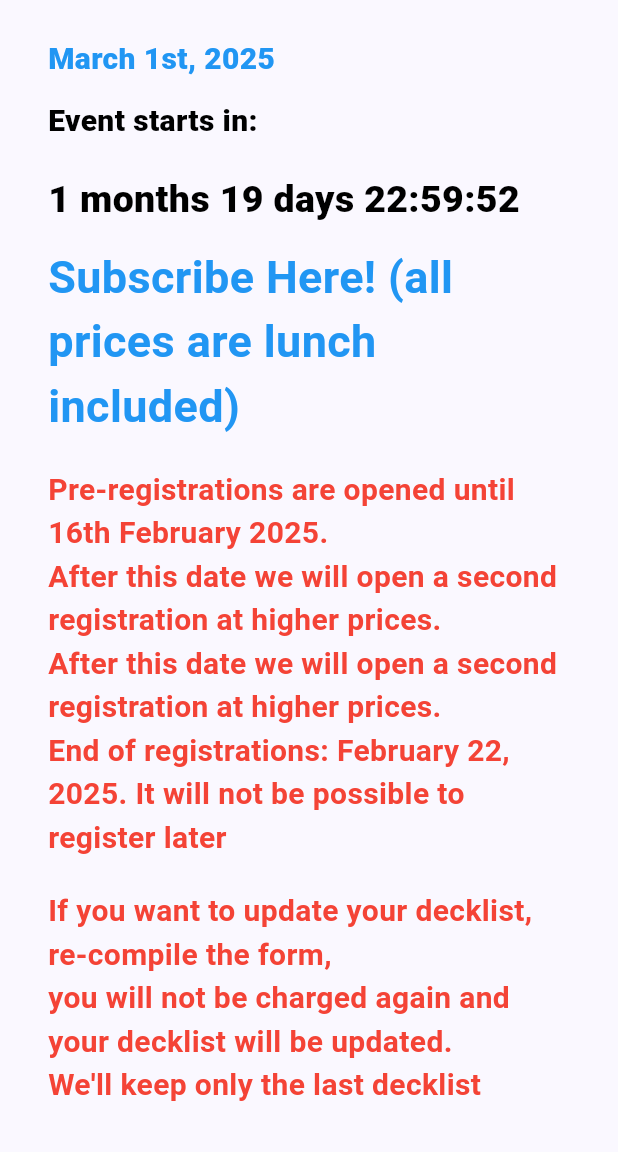
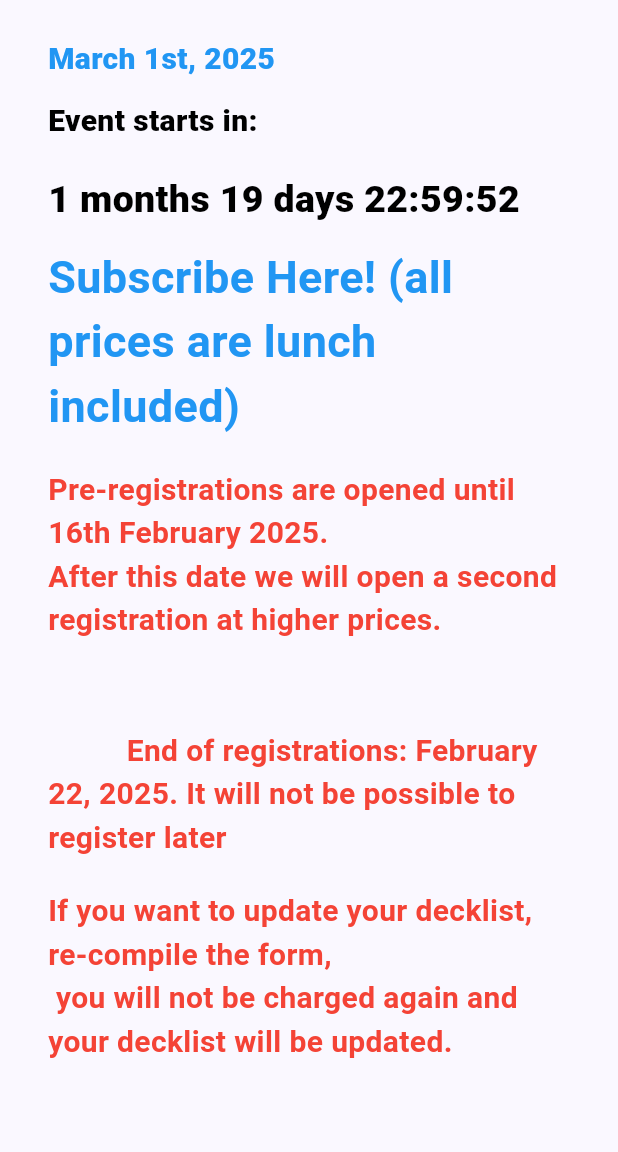
Before and after one commit to SimoParmeg/vtesitaly, a Flutter app: the screen it shows after launch, scrolled down 576 dp, on a phone screen of 412 x 824 dp, the part 84-1236 px from its top. Run offline on Flutter 3.47's test engine with Material 3 defaults, Android fonts, the phone set to English and light mode, and no system bars.

Commit message:
cambiato testo

```diff
--- a/vtesitaly/lib/views/rows/event.dart
+++ b/vtesitaly/lib/views/rows/event.dart
@@ -233,23 +233,8 @@ class _EventRowState extends State<EventRow> {
           height: 20
         ),
         const Text(
-          "Pre-registrations are opened until 16th February 2025.\nAfter this date we will open a second registration at higher prices.",
-          style: TextStyle(
-            fontSize: 20,
-            fontWeight: FontWeight.w700,
-            color: Colors.red
-          )
-        ),
-        const Text(
-          "After this date we will open a second registration at higher prices.",
-          style: TextStyle(
-            fontSize: 20,
-            fontWeight: FontWeight.w700,
-            color: Colors.red
-          )
-        ),
-        const Text(
-          "End of registrations: February 22, 2025. It will not be possible to register later",
+          """Pre-registrations are opened until 16th February 2025.\nAfter this date we will open a second registration at higher prices.\n\n
+          End of registrations: February 22, 2025. It will not be possible to register later""",
           style: TextStyle(
             fontSize: 20,
             fontWeight: FontWeight.w700,
@@ -260,23 +245,8 @@ class _EventRowState extends State<EventRow> {
           height: 20
         ),
         const Text(
-          "If you want to update your decklist, re-compile the form, ",
-          style: TextStyle(
-            fontSize: 20,
-            fontWeight: FontWeight.w700,
-            color: Colors.red
-          )
-        ),
-        const Text(
-          "you will not be charged again and your decklist will be updated. ",
-          style: TextStyle(
-            fontSize: 20,
-            fontWeight: FontWeight.w700,
-            color: Colors.red
-          )
-        ),
-        const Text(
-          "We'll keep only the last decklist subscribed",
+          """If you want to update your decklist, re-compile the form,\n you will not be charged again and your decklist will be updated.\n
+          We'll keep only the last decklist subscribed""",
           style: TextStyle(
             fontSize: 20,
             fontWeight: FontWeight.w700,
```
